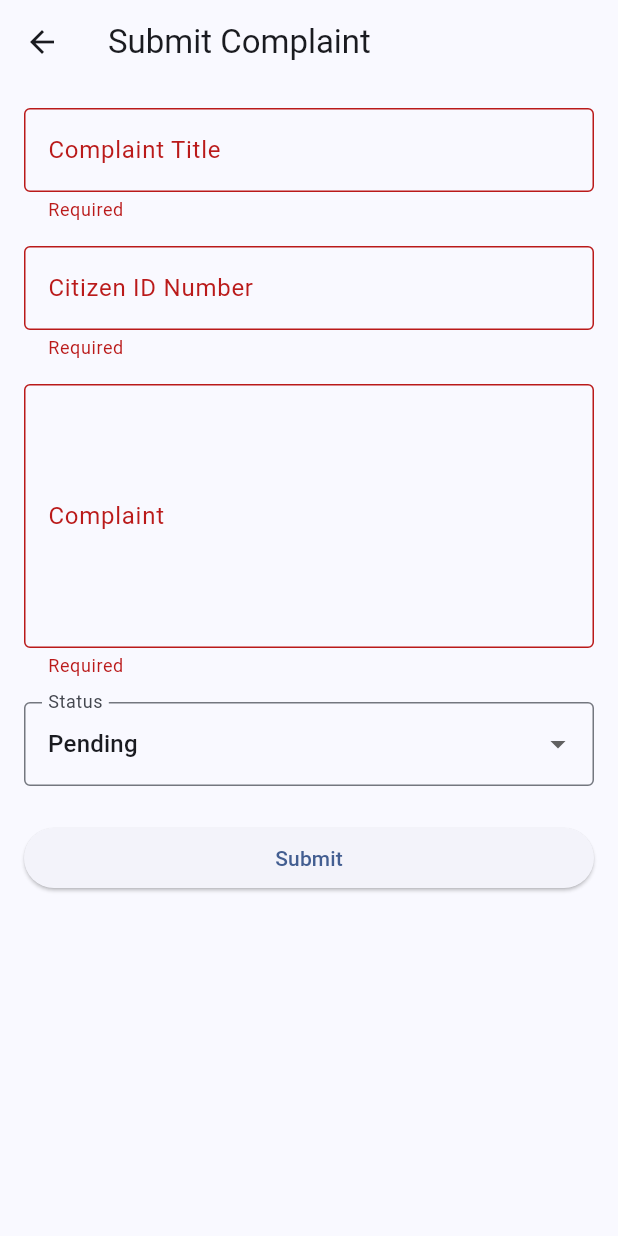
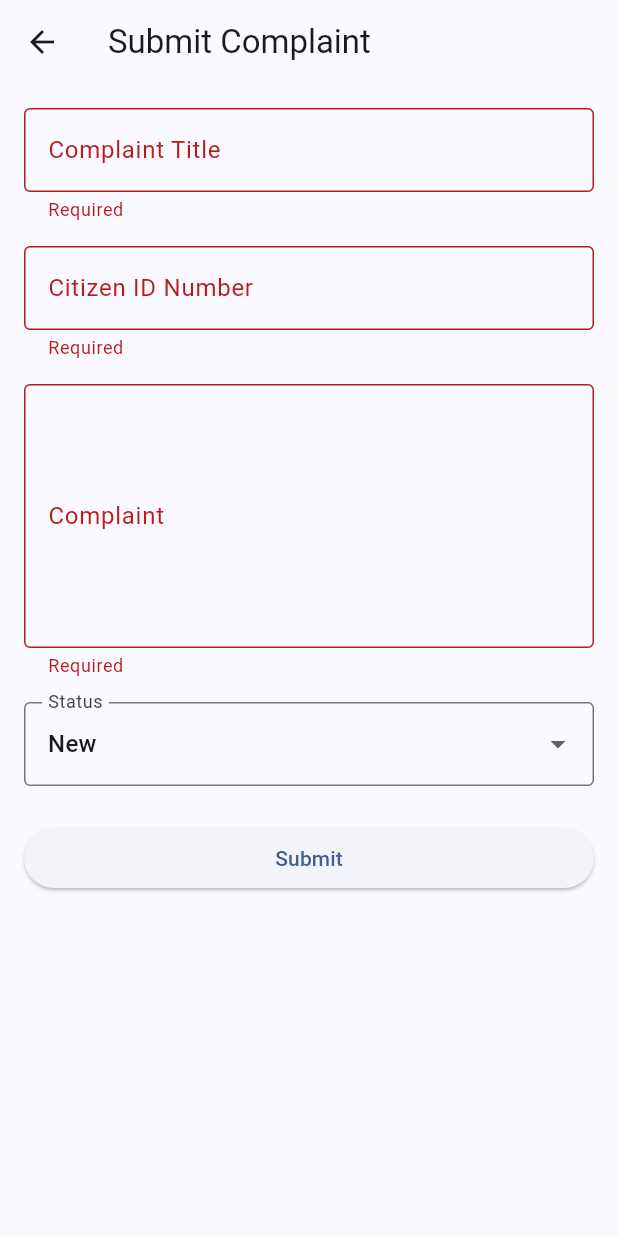
Before and after one commit to ArunaMahaGamage/wcms, a Flutter app: the CitizenComplainScreen screen opened by its route, after a tap on "Submit", on a phone screen of 412 x 824 dp. Run offline on Flutter 3.47's test engine with Material 3 defaults, Android fonts, the phone set to English and light mode, and no system bars; our stand-ins replace dio, flutter_riverpod; network calls fail.

Commit message:
add complain

```diff
--- a/lib/views/citizen/citizen_complain_screen.dart
+++ b/lib/views/citizen/citizen_complain_screen.dart
@@ -1,21 +1,33 @@
 import 'package:flutter/material.dart';
 import 'package:flutter_riverpod/flutter_riverpod.dart';
+import 'package:wcms/api/citizen/citizen_complain_api_service.dart';
 import 'package:wcms/core/routes.dart';
 
 import '../../models/complain.dart';
 import '../../viewmodels/citizen/complaints_provider.dart';
 
 //final complaintsProvider = StateProvider<List<Complain>>((ref) => []);
+final complaintsProvider = StateProvider<Map<String, dynamic>>((ref) => {});
 
 class CitizenComplainScreen extends ConsumerWidget {
   final _formKey = GlobalKey<FormState>();
   final _complainTitleController = TextEditingController();
   final _citizenIDController = TextEditingController();
   final _complainController = TextEditingController();
-  String _status = "Pending";
+  String _status = "New";
 
   @override
   Widget build(BuildContext context, WidgetRef ref) {
+
+    Future<Complain> complainCitizen(Complain complainRequest) async {
+      //final citizenSignInData = ref.watch(citizenSignInProvider);
+      Complain complain = await CitizenComplainApiService().createCitizenSign(complainRequest);
+      if (complain.complainIDNumber.isNotEmpty) {
+        Future.microtask(() => Navigator.pushReplacementNamed(context, Routes.complaintCitizenStatus));
+      }
+      return complain;
+    }
+
     return Scaffold(
       appBar: AppBar(
           leading: IconButton(
@@ -61,7 +73,7 @@ class CitizenComplainScreen extends ConsumerWidget {
               SizedBox(height: 16),
               DropdownButtonFormField<String>(
                 value: _status,
-                items: ["Pending", "In Progress", "Resolved"]
+                items: ["New", "Pending", "In Progress", "Resolved"]
                     .map((status) => DropdownMenuItem(
                   value: status,
                   child: Text(status),
@@ -88,6 +100,7 @@ class CitizenComplainScreen extends ConsumerWidget {
                       status: _status,
                     );
 
+                    complainCitizen(newComplaint);
                     // Update StateProvider
                     /*ref.read(complaintsProvider.notifier).state = [
                       ...ref.read(complaintsProvider),
@@ -98,7 +111,6 @@ class CitizenComplainScreen extends ConsumerWidget {
                     ScaffoldMessenger.of(context).showSnackBar(
                       SnackBar(content: Text("Complaint Submitted")),
                     );
-                    Future.microtask(() => Navigator.pushReplacementNamed(context, Routes.complaintCitizenStatus));
                   }
                 },
               ),
```
Also changed, not shown: lib/api/citizen/citizen_complain_api_service.dart (added, +34 -0 lines), lib/models/complain.dart (+20 -0 lines).
